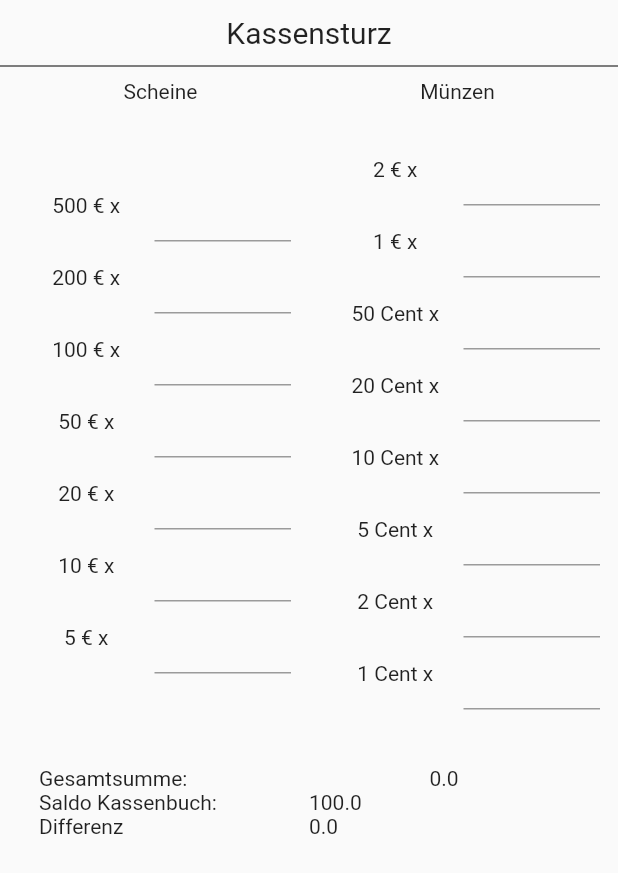
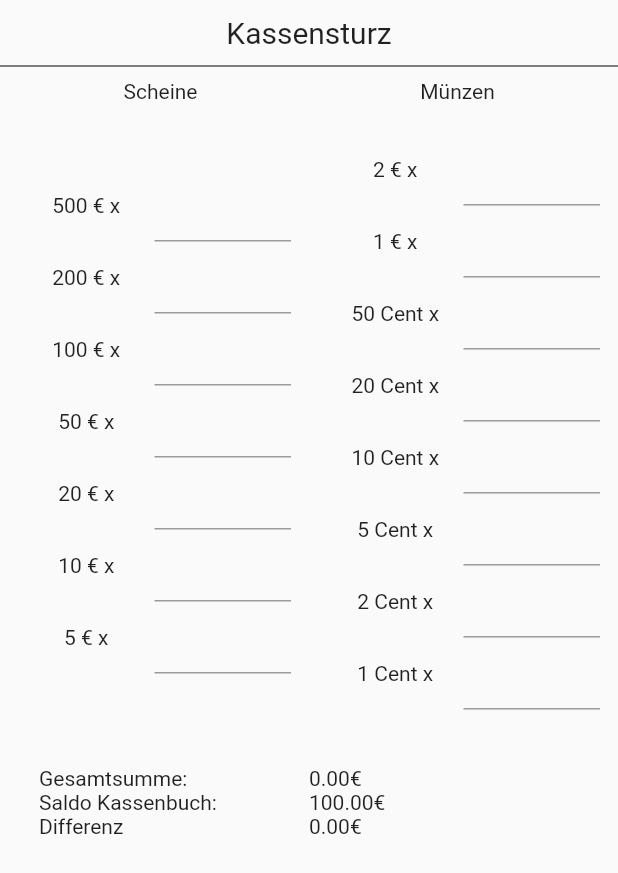
Before and after one commit to ThomasKozsir/kassenbuch_app_flutter, a Flutter app: the KassensturzWidget widget shown alone on an empty page, opened directly, on a phone screen of 412 x 824 dp. Shown: the top 873 px of the screen. Run offline on Flutter 3.47's test engine with Material 2 defaults, Android fonts, the phone set to English and light mode, and no system bars; missing offline and left inert: flutter_calendar.

Commit message:
- added: added € symbol and 2 decimals to kassensturz widget

```diff
--- a/lib/Widgets/KassensturzWidget.dart
+++ b/lib/Widgets/KassensturzWidget.dart
@@ -389,21 +389,21 @@ class KassensturzWidgetState extends State<KassensturzWidget> {
                     TableCell(child: new Text("Gesamtsumme: ")),
                     TableCell(
                       child: new Text(
-                          sum.toString(),
-                        textAlign: TextAlign.center,
+                          sum.toStringAsFixed(2)  + "€",
+
                       ),
                     ),
                   ]),
                   //saldo
                   new TableRow(children: <Widget>[
                     new TableCell(child: new Text("Saldo Kassenbuch: ")),
-                    new TableCell(child: new Text(saldo.toString())),
+                    new TableCell(child: new Text(saldo.toStringAsFixed(2) + "€")),
                   ]),
                   new TableRow(children: <Widget>[
                     new TableCell(child: new Text("Differenz")),
                     new TableCell(
                         child:
-                            new Text(delta.toString())),
+                            new Text(delta.toStringAsFixed(2) + "€")),
                   ])
                 ]),
               )
```
